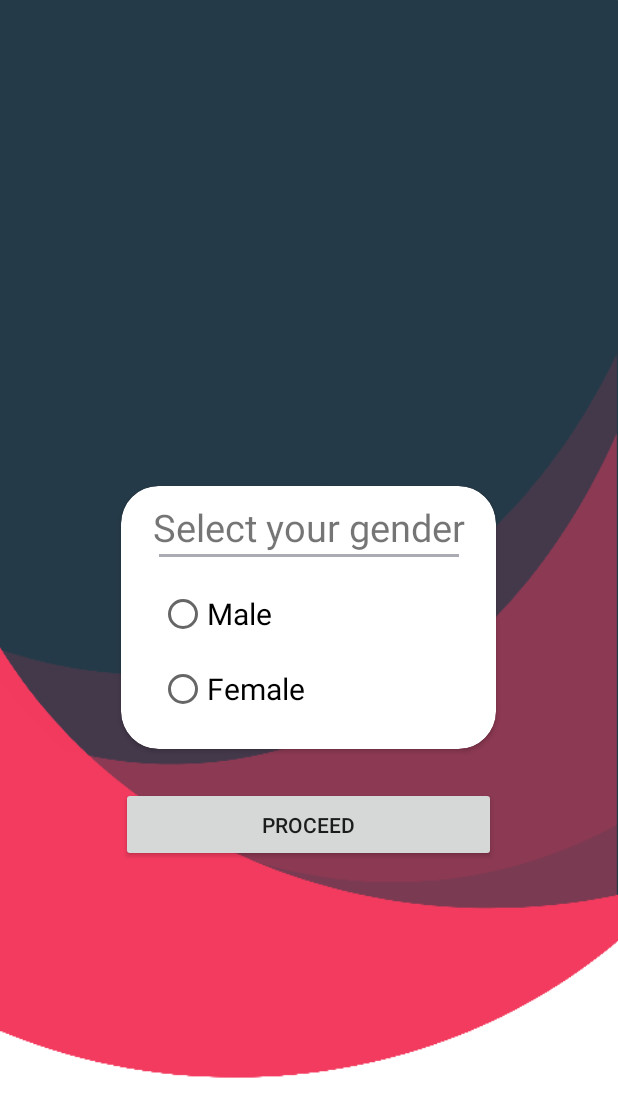
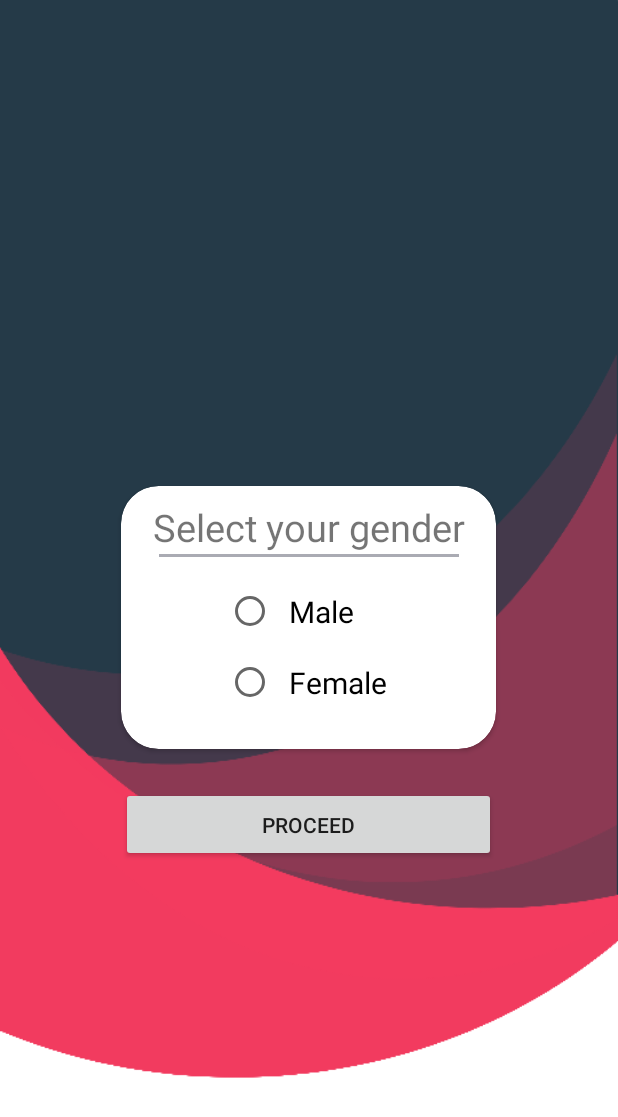
Before and after one commit to shruti270199/Workout_From_Home, an Android app: the screen it shows after launch (Main2Activity), on a phone screen of 412 x 824 dp. Shown: the top 1117 px of the screen. Run offline under Robolectric (Android 15) with nearby library versions, the light colour scheme and no system bars; Roboto replaces fonts that are not available here.

Commit message:
1. Added radio group on screen 2 2. Made 2 activities one for male and one for female exercises. 3. Added intent to move to next activity according to the chosen radio button.

```diff
--- a/app/src/main/java/com/example/myapplication/Main2Activity.java
+++ b/app/src/main/java/com/example/myapplication/Main2Activity.java
@@ -2,13 +2,38 @@ package com.example.myapplication;
 
 import androidx.appcompat.app.AppCompatActivity;
 
+import android.content.Intent;
 import android.os.Bundle;
+import android.view.View;
+import android.widget.Button;
+import android.widget.RadioGroup;
 
 public class Main2Activity extends AppCompatActivity {
-
+    RadioGroup radiogrp;
     @Override
     protected void onCreate(Bundle savedInstanceState) {
         super.onCreate(savedInstanceState);
         setContentView(R.layout.activity_main2);
+        radiogrp = findViewById(R.id.radiogrp1);
+        Button btn = findViewById(R.id.button1);
+        btn.setOnClickListener(new View.OnClickListener() {
+            @Override
+            public void onClick(View v) {
+                int selectid = radiogrp.getCheckedRadioButtonId();
+                if(selectid==R.id.Radiob1)
+                {
+                    Intent i = new Intent(Main2Activity.this, Main3Activity.class);
+                    startActivity(i);
+                    finish();
+                }
+                else
+                {
+                    Intent i = new Intent(Main2Activity.this, Main4Activity.class);
+                    startActivity(i);
+                    finish();
+                }
+
+            }
+        });
     }
 }
--- a/app/src/main/res/layout/activity_main2.xml
+++ b/app/src/main/res/layout/activity_main2.xml
@@ -24,34 +24,42 @@
         android:fontFamily="@font/averia_libre"
         android:id="@+id/text4"
         android:textAlignment="center"
-        android:layout_marginTop="10dp"></TextView>
+        android:layout_marginTop="10dp">
+    </TextView>
 
     <View
         android:layout_width="200dp"
         android:layout_marginLeft="25dp"
         android:layout_height="2dp"
         android:layout_marginTop="45dp"
-        android:background="#DC9D9EA7"/>
+        android:background="#DC9D9EA7"
+        android:id="@+id/v1" />
+
+    <RadioGroup
+        android:id="@+id/radiogrp1"
+        android:layout_width="wrap_content"
+        android:layout_height="wrap_content"
+        android:layout_marginTop="60dp"
+        android:orientation="vertical">
 
         <RadioButton
-        android:layout_width="200dp"
-        android:layout_height="40dp"
-        android:layout_marginTop="65dp"
             android:id="@+id/Radiob1"
-        android:layout_marginLeft="25dp"
+            android:layout_width="wrap_content"
+            android:layout_height="wrap_content"
+            android:layout_marginLeft="70dp"
+            android:padding="10dp"
             android:text="Male"
-        android:textSize="20sp"
-        />
+            android:textSize="20sp" />
 
         <RadioButton
-        android:layout_width="200dp"
-        android:layout_height="40dp"
-        android:layout_marginTop="115dp"
             android:id="@+id/Radiob2"
-        android:layout_marginLeft="25dp"
+            android:layout_width="wrap_content"
+            android:layout_height="wrap_content"
+            android:layout_marginLeft="70dp"
+            android:padding="10dp"
             android:text="Female"
-        android:textSize="20sp"
-        />
+            android:textSize="20sp" />
+    </RadioGroup>
 
 </androidx.cardview.widget.CardView>
 
@@ -61,6 +69,7 @@
         android:layout_marginTop="25dp"
         android:layout_below="@+id/card1"
         android:text="Proceed"
+        android:id="@+id/button1"
         android:layout_centerHorizontal="true"/>
 
 </RelativeLayout>
```
Also changed, not shown: app/src/main/AndroidManifest.xml (+13 -4 lines), app/src/main/java/com/example/myapplication/Main3Activity.java (added, +14 -0 lines), app/src/main/java/com/example/myapplication/Main4Activity.java (added, +14 -0 lines), app/src/main/res/layout/activity_main3.xml (added, +12 -0 lines), app/src/main/res/layout/activity_main4.xml (added, +11 -0 lines). Lines whose indentation alone changed are shown as unchanged.
